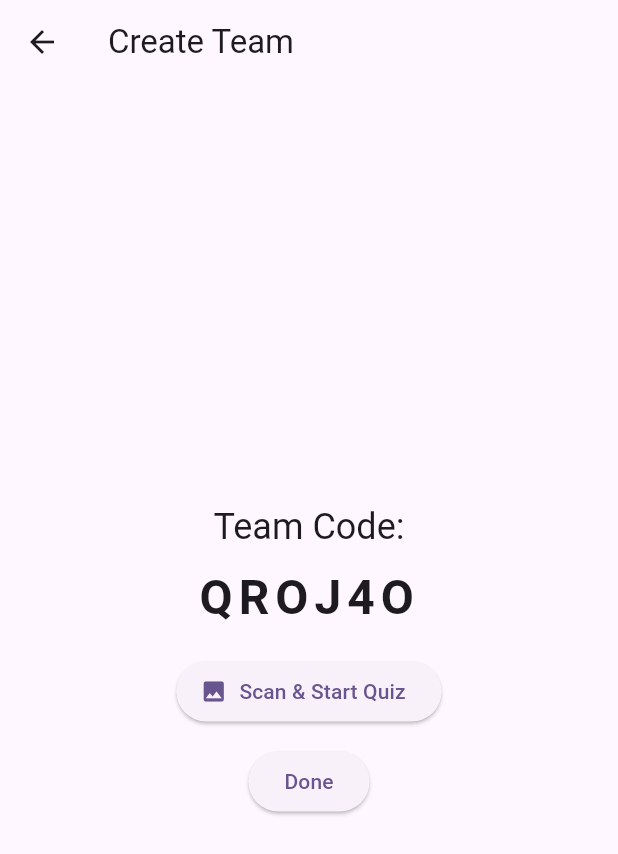
After one commit to Jhapratik56/test, a Flutter app: the CreateTeamScreen screen opened directly, after a tap on "Scan & Start Quiz", on a phone screen of 412 x 824 dp. The commit adds this screen. Shown: the top 854 px of the screen. Run offline on Flutter 3.47's test engine with Material 3 defaults, Android fonts, the light colour scheme and no system bars; our stand-ins replace cloud_firestore, file_picker, firebase_auth, firebase_core, image_picker; missing offline and left inert: google_ml_kit, syncfusion_flutter_pdf; accounts and stored records are empty.

Commit message:
Initial commit

```diff
--- a/lib/models/question.dart
+++ b/lib/models/question.dart
@@ -8,4 +8,18 @@ class Question {
     required this.options,
     required this.correctIndex,
   });
+
+  // ✅ Convert to map (for Firestore)
+  Map<String, dynamic> toMap() => {
+    'question': question,
+    'options': options,
+    'correctIndex': correctIndex,
+  };
+
+  // ✅ Convert from Firestore map
+  factory Question.fromMap(Map<String, dynamic> map) => Question(
+    question: map['question'],
+    options: List<String>.from(map['options']),
+    correctIndex: map['correctIndex'],
+  );
 }
--- /dev/null
+++ b/lib/team_code/create_team_screen.dart
@@ -0,0 +1,147 @@
+import 'package:flutter/material.dart';
+import 'package:cloud_firestore/cloud_firestore.dart';
+import 'package:quiz_khel/models/question.dart';
+import 'package:quiz_khel/QuizParser.dart';
+import 'package:quiz_khel/services/a4fservice.dart';
+import 'package:quiz_khel/imagepickerservice.dart';
+import 'package:quiz_khel/textrecognitionservice.dart';
+import 'package:quiz_khel/team_code/shared_quiz_screen.dart';
+import 'team_code_service.dart';
+
+class CreateTeamScreen extends StatefulWidget {
+  final String userId;
+
+  const CreateTeamScreen({super.key, required this.userId});
+
+  @override
+  State<CreateTeamScreen> createState() => _CreateTeamScreenState();
+}
+
+class _CreateTeamScreenState extends State<CreateTeamScreen> {
+  final TeamService _teamService = TeamService();
+  final A4FService _a4fService = A4FService();
+  final ImagePickerService _imagePicker = ImagePickerService();
+  final TextRecognitionService _textRecognizer = TextRecognitionService();
+
+  String? _teamCode;
+  bool _loading = false;
+
+  Future<void> _createTeam() async {
+    setState(() => _loading = true);
+
+    try {
+      final code = await _teamService.createTeam(widget.userId);
+      setState(() => _teamCode = code);
+    } catch (e) {
+      ScaffoldMessenger.of(context).showSnackBar(
+        SnackBar(content: Text('Error creating team: $e')),
+      );
+    } finally {
+      setState(() => _loading = false);
+    }
+  }
+
+  @override
+  void initState() {
+    super.initState();
+    _createTeam();
+  }
+
+  Future<void> _scanAndStartQuiz() async {
+    final image = await _imagePicker.pickImageFromGallery();
+    if (image == null || _teamCode == null) return;
+
+    setState(() => _loading = true);
+
+    try {
+      final extractedText = await _textRecognizer.recognizeTextFromImage(image);
+      final rawMCQs = await _a4fService.generateMCQs(extractedText);
+      final questions = QuizParser.parseMCQs(rawMCQs);
+
+      if (questions.isEmpty) {
+        ScaffoldMessenger.of(context).showSnackBar(
+          const SnackBar(content: Text('No valid questions generated.')),
+        );
+        return;
+      }
+
+      // Fetch current team members from 'teams' collection
+      final teamDoc = await FirebaseFirestore.instance
+          .collection('teams')
+          .doc(_teamCode)
+          .get();
+
+      final List<dynamic> members = teamDoc.exists && teamDoc.data()!.containsKey('members')
+          ? List<dynamic>.from(teamDoc.data()!['members'])
+          : [widget.userId];
+
+      // Save to Firestore sessions collection with members & answers map
+      await FirebaseFirestore.instance
+          .collection('sessions')
+          .doc(_teamCode)
+          .set({
+        'questions': questions.map((q) => q.toMap()).toList(),
+        'currentIndex': 0,
+        'started': true,
+        'members': members,
+        'answers': {}, // empty map to track user answers later
+      });
+
+      // Navigate to Shared Quiz Screen (host)
+      Navigator.push(
+        context,
+        MaterialPageRoute(
+          builder: (context) => SharedQuizScreen(
+            teamCode: _teamCode!,
+            isHost: true, userId: '',
+          ),
+        ),
+      );
+    } catch (e) {
+      ScaffoldMessenger.of(context).showSnackBar(
+        SnackBar(content: Text('Error: $e')),
+      );
+    } finally {
+      setState(() => _loading = false);
+    }
+  }
+
+  @override
+  Widget build(BuildContext context) {
+    return Scaffold(
+      appBar: AppBar(title: const Text('Create Team')),
+      body: Center(
+        child: _loading
+            ? const CircularProgressIndicator()
+            : _teamCode != null
+                ? Column(
+                    mainAxisSize: MainAxisSize.min,
+                    children: [
+                      Text('Team Code:', style: Theme.of(context).textTheme.headlineSmall),
+                      const SizedBox(height: 8),
+                      SelectableText(
+                        _teamCode!,
+                        style: const TextStyle(
+                          fontSize: 32,
+                          fontWeight: FontWeight.bold,
+                          letterSpacing: 4,
+                        ),
+                      ),
+                      const SizedBox(height: 16),
+                      ElevatedButton.icon(
+                        icon: const Icon(Icons.image),
+                        label: const Text('Scan & Start Quiz'),
+                        onPressed: _scanAndStartQuiz,
+                      ),
+                      const SizedBox(height: 12),
+                      ElevatedButton(
+                        onPressed: () => Navigator.pop(context, _teamCode),
+                        child: const Text('Done'),
+                      )
+                    ],
+                  )
+                : const Text('Press button to create team'),
+      ),
+    );
+  }
+}
--- /dev/null
+++ b/lib/team_code/team_code_service.dart
@@ -0,0 +1,57 @@
+import 'dart:math';
+import 'package:cloud_firestore/cloud_firestore.dart';
+
+class TeamService {
+  final FirebaseFirestore _firestore = FirebaseFirestore.instance;
+
+  Future<String> createTeam(String userId) async {
+    final teamCode = _generateTeamCode();
+
+    // Create the team document
+    await _firestore.collection('teams').doc(teamCode).set({
+      'creatorId': userId,
+      'members': [userId], // Add creator as first member
+      'createdAt': FieldValue.serverTimestamp(),
+    });
+
+    // Create the corresponding quiz session document with initial data
+    await _firestore.collection('sessions').doc(teamCode).set({
+      'members': [userId],
+      'currentIndex': 0,
+      'questions': [],
+      'answers': {},  // map of userId to selected option index per question
+      'started': false,
+    });
+
+    return teamCode;
+  }
+
+  Future<bool> joinTeam(String teamCode, String userId) async {
+    final teamDocRef = _firestore.collection('teams').doc(teamCode);
+    final sessionDocRef = _firestore.collection('sessions').doc(teamCode);
+
+    final teamDoc = await teamDocRef.get();
+
+    if (teamDoc.exists) {
+      // Add user to team members array if not already present
+      await teamDocRef.update({
+        'members': FieldValue.arrayUnion([userId]),
+      });
+
+      // Also update session members list accordingly
+      await sessionDocRef.update({
+        'members': FieldValue.arrayUnion([userId]),
+      });
+
+      return true;
+    } else {
+      return false;
+    }
+  }
+
+  String _generateTeamCode() {
+    const chars = 'ABCDEFGHIJKLMNOPQRSTUVWXYZ0123456789';
+    final rand = Random();
+    return List.generate(6, (index) => chars[rand.nextInt(chars.length)]).join();
+  }
+}
```
Also changed, not shown: lib/pages/home/home_page.dart (+70 -7 lines), lib/team_code/join_team_screen.dart (added, +96 -0 lines), lib/team_code/shared_quiz_screen.dart (added, +243 -0 lines), pubspec.lock (added).
